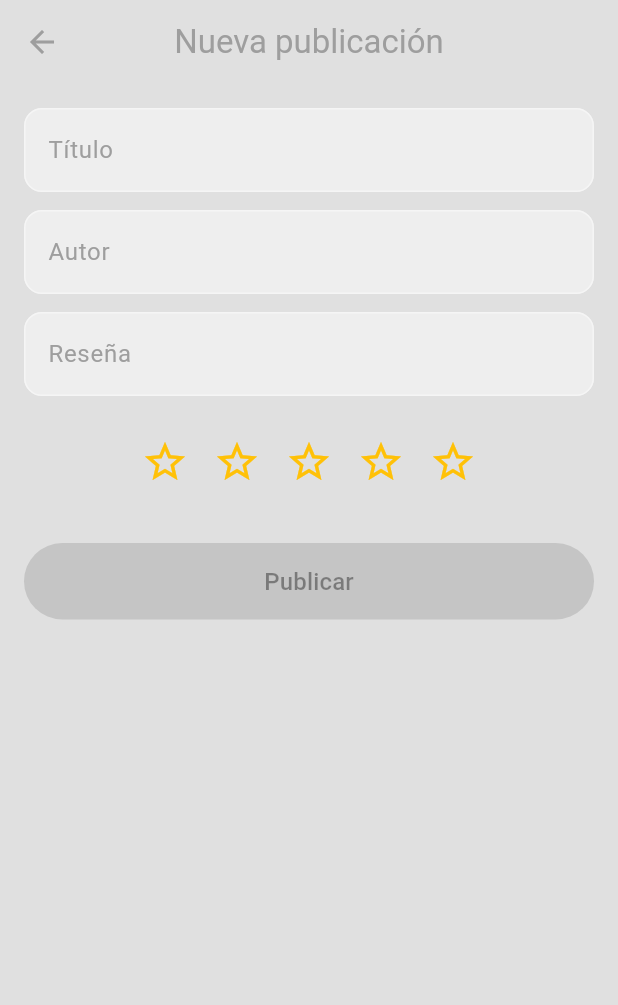
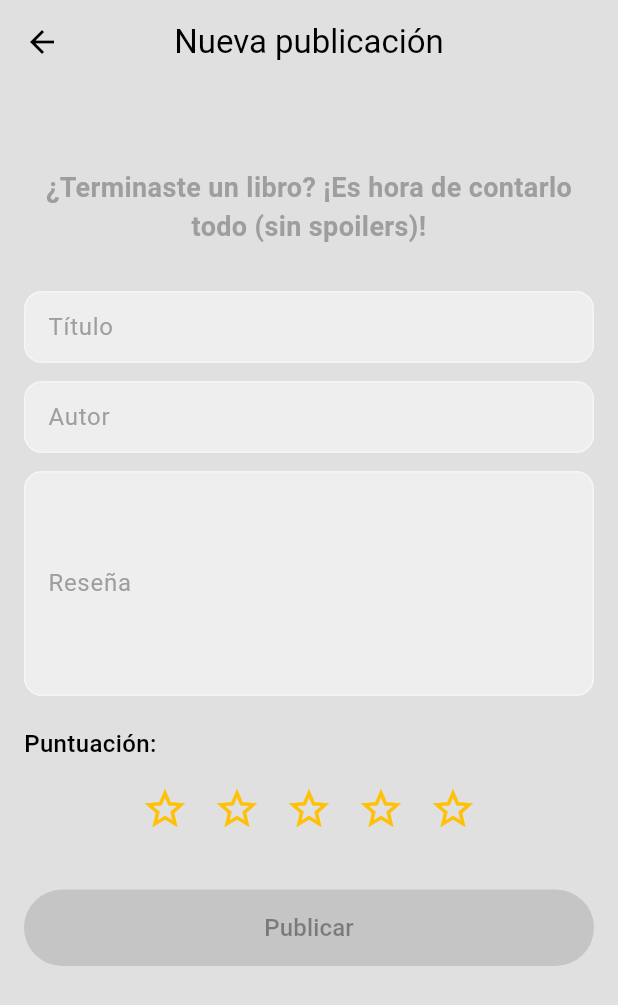
Before and after one commit to LGarciaGonz/TFGLaiaGarciaV1, a Flutter app: the HomePage screen opened directly, after a tap on the "add" icon, on a phone screen of 412 x 824 dp. Shown: the top 1005 px of the screen. Run offline on Flutter 3.47's test engine with Material 3 defaults, Android fonts, the phone set to English and light mode, and no system bars; our stand-ins replace cloud_firestore, firebase_auth, firebase_core, flutter_bloc; accounts and stored records are empty.

Commit message:
Pagina home casi funcional. Muestra publicaciones, falta comprobar si es propietario del post

```diff
--- a/lib/features/authentication/presentation/components/my_text_field.dart
+++ b/lib/features/authentication/presentation/components/my_text_field.dart
@@ -1,3 +1,44 @@
+// import 'package:flutter/material.dart';
+
+// class MyTextField extends StatelessWidget {
+//   final TextEditingController controller;
+//   final String hintText;
+//   final bool obscureText;
+
+//   const MyTextField({
+//     super.key,
+//     required this.controller,
+//     required this.hintText,
+//     required this.obscureText,
+//   });
+
+//   @override
+//   Widget build(BuildContext context) {
+//     return TextField(
+//       controller: controller,
+//       obscureText: obscureText,
+//       decoration: InputDecoration(
+//         // Borde campo no seleccionado.
+//         enabledBorder: OutlineInputBorder(
+//           borderSide: BorderSide(color: Theme.of(context).colorScheme.tertiary),
+//           borderRadius: BorderRadius.circular(12),
+//         ),
+
+//         // Borde campo seleccionado.
+//         focusedBorder: OutlineInputBorder(
+//           borderSide: BorderSide(color: Theme.of(context).colorScheme.primary),
+//           borderRadius: BorderRadius.circular(12),
+//         ),
+
+//         hintText: hintText,
+//         hintStyle: TextStyle(color: Theme.of(context).colorScheme.primary),
+//         fillColor: Theme.of(context).colorScheme.secondary,
+//         filled: true
+//       ),
+//     );
+//   }
+// }
+
 import 'package:flutter/material.dart';
 
 class MyTextField extends StatelessWidget {
@@ -5,11 +46,19 @@ class MyTextField extends StatelessWidget {
   final String hintText;
   final bool obscureText;
 
+  // Nuevas propiedades opcionales
+  final int? maxLines;
+  final int? minLines;
+  final bool expands;
+
   const MyTextField({
     super.key,
     required this.controller,
     required this.hintText,
     required this.obscureText,
+    this.maxLines = 1,
+    this.minLines,
+    this.expands = false,
   });
 
   @override
@@ -17,23 +66,23 @@ class MyTextField extends StatelessWidget {
     return TextField(
       controller: controller,
       obscureText: obscureText,
+      maxLines: expands ? null : maxLines,
+      minLines: expands ? null : minLines,
+      expands: expands,
       decoration: InputDecoration(
-        // Borde campo no seleccionado.
         enabledBorder: OutlineInputBorder(
           borderSide: BorderSide(color: Theme.of(context).colorScheme.tertiary),
           borderRadius: BorderRadius.circular(12),
         ),
-
-        // Borde campo seleccionado.
         focusedBorder: OutlineInputBorder(
           borderSide: BorderSide(color: Theme.of(context).colorScheme.primary),
           borderRadius: BorderRadius.circular(12),
         ),
-
         hintText: hintText,
         hintStyle: TextStyle(color: Theme.of(context).colorScheme.primary),
         fillColor: Theme.of(context).colorScheme.secondary,
-        filled: true
+        filled: true,
+        contentPadding: const EdgeInsets.all(12),
       ),
     );
   }
--- a/lib/features/home/presentation/pages/home_page.dart
+++ b/lib/features/home/presentation/pages/home_page.dart
@@ -22,7 +22,11 @@
 // }
 
 import 'package:flutter/material.dart';
+import 'package:flutter_bloc/flutter_bloc.dart';
+import 'package:litlens_v1/features/authentication/presentation/components/post_tile.dart';
 import 'package:litlens_v1/features/home/presentation/components/my_drawer.dart';
+import 'package:litlens_v1/features/post/presentation/cubits/posts_cubit.dart';
+import 'package:litlens_v1/features/post/presentation/cubits/posts_state.dart';
 import 'package:litlens_v1/features/post/presentation/pages/upload_post_page.dart';
 
 class HomePage extends StatefulWidget {
@@ -33,6 +37,29 @@ class HomePage extends StatefulWidget {
 }
 
 class _HomePageState extends State<HomePage> {
+  // Post cubit
+  late final postCubit = context.read<PostsCubit>();
+
+  // Al iniciar:
+  @override
+  void initState() {
+    super.initState();
+
+    // Cargar todos los posts
+    fetchAllPosts();
+  }
+
+  // Cargar todos los posts.
+  void fetchAllPosts() {
+    postCubit.fetchAllPosts();
+  }
+
+  // Eliminar post.
+  void deletePost(String postId) {
+    postCubit.deletePost(postId);
+    fetchAllPosts();
+  }
+
   @override
   Widget build(BuildContext context) {
     final theme = Theme.of(context).colorScheme;
@@ -40,9 +67,46 @@ class _HomePageState extends State<HomePage> {
     return Scaffold(
       appBar: AppBar(centerTitle: true, title: const Text("LitLens")),
       drawer: MyDrawer(),
+      body: SafeArea(
+        child: BlocBuilder<PostsCubit, PostsState>(
+          builder: (context, state) {
+            // Cargando.
+            if (state is PostsLoading || state is PostsUploading) {
+              return const Center(child: CircularProgressIndicator());
+            }
+            // Cargado.
+            else if (state is PostsLoaded) {
+              final allPosts = state.posts;
+              if (allPosts.isEmpty) {
+                return const Center(
+                  child: Text('No hay publicaciones disponibles'),
+                );
+              }
+              return ListView.builder(
+                itemCount: allPosts.length,
+                itemBuilder: (context, index) {
+                  // Obtener cada uno de los posts por separado.
+                  final post = allPosts[index];
+
+                  // Mostrar publicación.
+                  return PostTile(
+                    post: post,
+                    onDeletePressed: () => deletePost(post.id),
+                  );
+                },
+              );
+            }
+            // Error.
+            else if (state is PostsError) {
+              return Center(child: Text("Error al cargar las publicaciones"));
+            } else {
+              return SizedBox();
+            }
+          },
+        ),
+      ),
 
       // ✅ Contenido seguro
-      body: const SafeArea(child: Center(child: Text("Contenido principal"))),
 
       // ✅ BottomAppBar con protección contra overflow
       bottomNavigationBar: SafeArea(
@@ -75,7 +139,10 @@ class _HomePageState extends State<HomePage> {
                 // ➕ Botón central más grande y redondo
                 Expanded(
                   child: GestureDetector(
-                    onTap: () => Navigator.push(context, MaterialPageRoute(builder: (context) => UploadPostPage())),
+                    onTap: () => Navigator.push(
+                      context,
+                      MaterialPageRoute(builder: (context) => UploadPostPage()),
+                    ),
                     child: Center(
                       child: Container(
                         width: 56,
--- a/lib/features/post/presentation/pages/upload_post_page.dart
+++ b/lib/features/post/presentation/pages/upload_post_page.dart
@@ -267,7 +267,6 @@
 // //     super.dispose();
 // //   }
 // // }
-
 import 'dart:developer';
 
 import 'package:flutter/material.dart';
@@ -338,7 +337,6 @@ class _UploadPostPageState extends State<UploadPostPage> {
       return;
     }
     if (!_isFormValid) {
-      // Protección extra, aunque el botón ya debería estar deshabilitado
       return;
     }
 
@@ -368,9 +366,28 @@ class _UploadPostPageState extends State<UploadPostPage> {
         }
         return buildUploadPage();
       },
+
+
       listener: (context, state) {
         if (state is PostsLoaded) {
-          Navigator.pop(context);
+          ScaffoldMessenger.of(context).showSnackBar(
+            SnackBar(
+              content: const Text('¡Tu reseña se publicó correctamente!'),
+              backgroundColor: Theme.of(context).colorScheme.primary,
+            ),
+          );
+          Navigator.pop(
+            context,
+          ); // Esto puede ir antes o después del snackbar, según UX
+        } else if (state is PostsError) {
+          ScaffoldMessenger.of(context).showSnackBar(
+            SnackBar(
+              content: const Text(
+                'Ocurrió un error al publicar. Inténtalo de nuevo.',
+              ),
+              backgroundColor: Theme.of(context).colorScheme.error,
+            ),
+          );
         }
       },
     );
@@ -381,13 +398,27 @@ class _UploadPostPageState extends State<UploadPostPage> {
       appBar: AppBar(
         centerTitle: true,
         title: const Text("Nueva publicación"),
-        foregroundColor: Theme.of(context).colorScheme.primary,
+        // foregroundColor: Theme.of(context).colorScheme.primary,
       ),
       body: Padding(
         padding: const EdgeInsets.all(16),
         child: SingleChildScrollView(
           child: Column(
             children: [
+              const SizedBox(
+                height: 40,
+              ), // Más separación desde el borde superior
+              Text(
+                "¿Terminaste un libro? ¡Es hora de contarlo todo (sin spoilers)!",
+                textAlign: TextAlign.center,
+                style: TextStyle(
+                  fontSize: 18,
+                  fontWeight: FontWeight.w600,
+                  color: Theme.of(context).colorScheme.primary,
+                ),
+              ),
+              const SizedBox(height: 30),
+
               MyTextField(
                 controller: titleController,
                 hintText: 'Título',
@@ -400,12 +431,24 @@ class _UploadPostPageState extends State<UploadPostPage> {
                 obscureText: false,
               ),
               const SizedBox(height: 12),
-              MyTextField(
-                controller: reviewController,
-                hintText: 'Reseña',
-                obscureText: false,
+              SizedBox(
+                height: 150,
+                child: MyTextField(
+                  controller: reviewController,
+                  hintText: 'Reseña',
+                  obscureText: false,
+                  expands: true,
+                ),
               ),
               const SizedBox(height: 20),
+              const Align(
+                alignment: Alignment.centerLeft,
+                child: Text(
+                  'Puntuación:',
+                  style: TextStyle(fontSize: 16, fontWeight: FontWeight.w500),
+                ),
+              ),
+              const SizedBox(height: 8),
               buildStarsSelector(),
               const SizedBox(height: 30),
               SizedBox(
```
Also changed, not shown: lib/features/authentication/data/firebase_auth_repository.dart (+29 -4 lines), lib/features/authentication/presentation/components/post_tile.dart (added, +293 -0 lines), lib/features/profile/presentation/cubits/profile_cubit.dart (+9 -4 lines).
